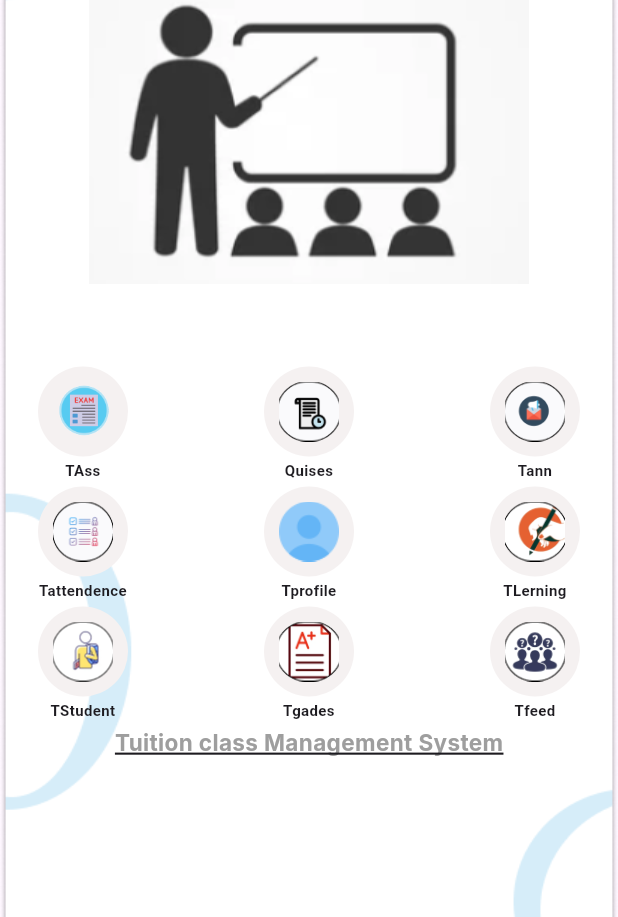
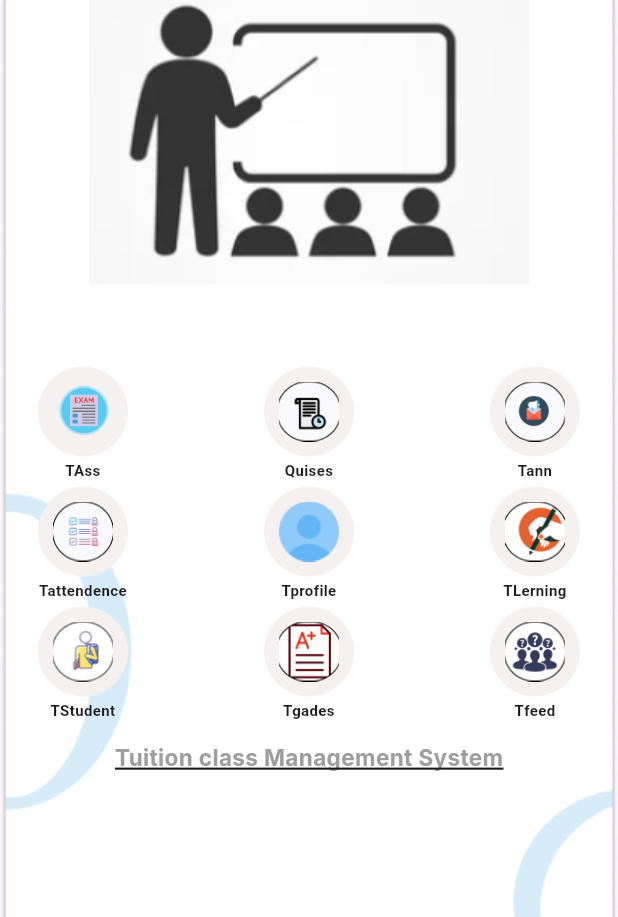
Before and after one commit to JanodAbesekara/MobileApp, a Flutter app: the TeacherDash widget shown alone on an empty page, opened directly, on a phone screen of 412 x 824 dp, the part 319-1236 px from its top. Run offline on Flutter 3.47's test engine with Material 3 defaults, Android fonts, the phone set to English and light mode, and no system bars; our stand-ins replace google_fonts; missing offline and left inert: more_loading_gif.

Commit message:
new changes

```diff
--- a/dream_learn_app/dream_learn_app/lib/screens/Teacher_page.dart
+++ b/dream_learn_app/dream_learn_app/lib/screens/Teacher_page.dart
@@ -98,7 +98,7 @@ class _TeacherDashState extends State<TeacherDash> {
             },
           ),
           SizedBox(
-            height: 0,
+            height: 10,
           ),
         ],
       ),
--- a/dream_learn_app/dream_learn_app/pubspec.yaml
+++ b/dream_learn_app/dream_learn_app/pubspec.yaml
@@ -34,6 +34,7 @@ dependencies:
   # The following adds the Cupertino Icons font to your application.
   # Use with the CupertinoIcons class for iOS style icons.
   cupertino_icons: ^1.0.6
+  web_socket_channel: ^2.3.0
 
 dev_dependencies:
   flutter_test:
```
Also changed, not shown: dream_learn_app/dream_learn_app/pubspec.lock.
